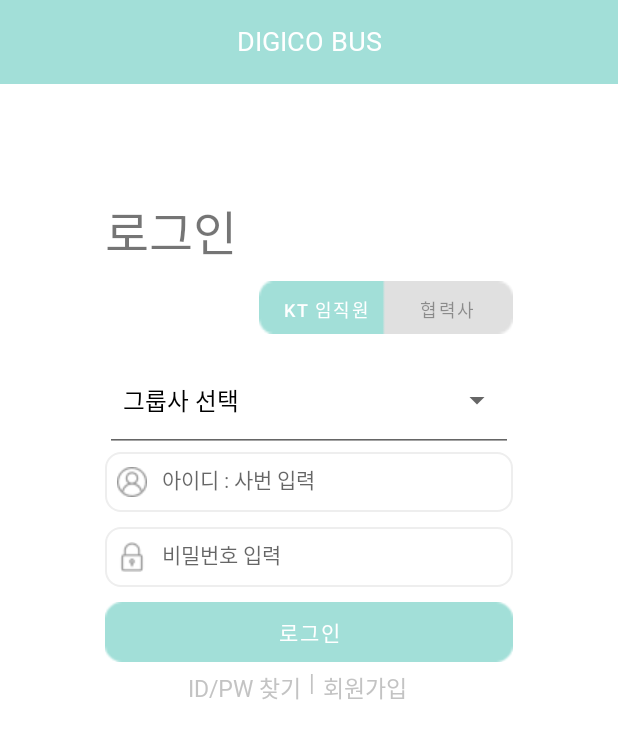
After one commit to HalloKity/DIGICO_Bus, an Android app: the LoginActivity screen opened directly, with no data from a screen before it, on a phone screen of 412 x 824 dp. The commit adds this screen. Shown: the top 739 px of the screen. Run offline under Robolectric (Android 15) with nearby library versions, the phone set to English and light mode, and no system bars.

Commit message:
[HJ] feat : 로그인 UI 완성

```diff
--- a/DigicoBus/app/build.gradle
+++ b/DigicoBus/app/build.gradle
@@ -30,6 +30,9 @@ android {
     kotlinOptions {
         jvmTarget = '1.8'
     }
+    viewBinding{
+        enabled true
+    }
 }
 
 dependencies {
--- a/DigicoBus/app/src/main/AndroidManifest.xml
+++ b/DigicoBus/app/src/main/AndroidManifest.xml
@@ -13,17 +13,25 @@
         android:theme="@style/Theme.DigicoBus"
         tools:targetApi="31">
         <activity
+            android:name=".login.LoginActivity"
+            android:exported="false">
+            <meta-data
+                android:name="android.app.lib_name"
+                android:value="" />
+        </activity>
+        <activity
             android:name=".SplashScreen"
             android:exported="true">
             <intent-filter>
                 <action android:name="android.intent.action.MAIN" />
+
                 <category android:name="android.intent.category.LAUNCHER" />
             </intent-filter>
+
             <meta-data
                 android:name="android.app.lib_name"
                 android:value="" />
         </activity>
-
         <activity
             android:name=".MainActivity"
             android:exported="true">
--- a/DigicoBus/app/src/main/java/com/kt/digicobus/SplashScreen.kt
+++ b/DigicoBus/app/src/main/java/com/kt/digicobus/SplashScreen.kt
@@ -4,6 +4,7 @@ import android.content.Intent
 import android.os.Bundle
 import android.os.Handler
 import androidx.appcompat.app.AppCompatActivity
+import com.kt.digicobus.login.LoginActivity
 
 
 class SplashScreen : AppCompatActivity() {
@@ -12,7 +13,7 @@ class SplashScreen : AppCompatActivity() {
         setContentView(R.layout.activity_splash_screen)
 
         Handler().postDelayed(Runnable {
-            val intent = Intent(this, MainActivity::class.java)
+            val intent = Intent(this, LoginActivity::class.java)
             startActivity(intent)
         }, 1000)
 
--- /dev/null
+++ b/DigicoBus/app/src/main/java/com/kt/digicobus/login/LoginActivity.kt
@@ -0,0 +1,26 @@
+package com.kt.digicobus.login
+
+import android.os.Bundle
+import android.view.View
+import android.widget.AdapterView
+import android.widget.ArrayAdapter
+import androidx.appcompat.app.AppCompatActivity
+import com.kt.digicobus.R
+import com.kt.digicobus.databinding.ActivityLoginBinding
+import com.kt.digicobus.databinding.ActivityMainBinding
+
+class LoginActivity : AppCompatActivity() {
+    private lateinit var binding: ActivityLoginBinding
+    override fun onCreate(savedInstanceState: Bundle?) {
+        super.onCreate(savedInstanceState)
+        binding = ActivityLoginBinding.inflate(layoutInflater)
+        setContentView(binding.root)
+
+        val items = resources.getStringArray(R.array.login_spinner_array)
+        val myAdapter = ArrayAdapter(this, android.R.layout.simple_spinner_dropdown_item, items)
+        binding.spinner.adapter = myAdapter
+
+
+
+    }
+}
--- /dev/null
+++ b/DigicoBus/app/src/main/res/drawable/edit_login_corner_rectangle.xml
@@ -0,0 +1,30 @@
+<?xml version="1.0" encoding="utf-8"?>
+<selector xmlns:android="http://schemas.android.com/apk/res/android">
+
+
+    <!-- 에디트텍스트가 포커스를 받았을때의 모양 및 색상 -->
+    <item android:state_focused="true">
+        <shape xmlns:android="http://schemas.android.com/apk/res/android" android:shape="rectangle">
+            <stroke
+                android:width="1dp"
+                android:color="#2CBBB7" />
+            <corners android:radius="10dp"/>
+            <solid
+                android:color="#FFFFFF" />
+        </shape>
+    </item>
+
+
+
+    <!-- EditText 가 포커스를 받지 않은 일반 상태일 때의 모양 및 색상 -->
+    <item android:state_focused="false">
+        <shape xmlns:android="http://schemas.android.com/apk/res/android" android:shape="rectangle">
+            <stroke
+                android:width="1dp"
+                android:color="#EEEEEE" />
+            <corners android:radius="10dp"/>
+            <solid
+                android:color="#FFFFFF" />
+        </shape>
+    </item>
+</selector>
--- /dev/null
+++ b/DigicoBus/app/src/main/res/layout/activity_login.xml
@@ -0,0 +1,163 @@
+<?xml version="1.0" encoding="utf-8"?>
+<androidx.constraintlayout.widget.ConstraintLayout xmlns:android="http://schemas.android.com/apk/res/android"
+    xmlns:app="http://schemas.android.com/apk/res-auto"
+    xmlns:tools="http://schemas.android.com/tools"
+    android:layout_width="match_parent"
+    android:layout_height="match_parent"
+    tools:context=".login.LoginActivity">
+
+    <androidx.appcompat.widget.Toolbar
+        android:layout_width="match_parent"
+        android:layout_height="wrap_content"
+        android:background="@color/mint"
+        app:layout_constraintTop_toTopOf="parent"
+        app:layout_constraintStart_toStartOf="parent"
+        app:layout_constraintEnd_toEndOf="parent">
+
+        <TextView
+            android:layout_width="wrap_content"
+            android:layout_height="wrap_content"
+            android:text="DIGICO BUS"
+            android:textSize="18dp"
+            android:fontFamily="@font/noto_sans_kr_bold"
+            android:textColor="@color/white"
+            android:layout_gravity="center" />
+
+    </androidx.appcompat.widget.Toolbar>
+
+    <androidx.constraintlayout.widget.ConstraintLayout
+        android:layout_width="match_parent"
+        android:layout_height="match_parent"
+        android:paddingLeft="70dp"
+        android:paddingRight="70dp">
+
+        <TextView
+            android:id="@+id/tv_login"
+            android:layout_width="wrap_content"
+            android:layout_height="wrap_content"
+            android:text="로그인"
+            android:textSize="32dp"
+            android:layout_marginTop="130dp"
+            android:fontFamily="@font/noto_sans_kr_bold"
+            app:layout_constraintTop_toTopOf="parent"
+            app:layout_constraintStart_toStartOf="parent"/>
+
+        <Button
+            android:id="@+id/btn_kt"
+            android:layout_width="wrap_content"
+            android:layout_height="35dp"
+            android:text="KT 임직원"
+            android:textSize="12dp"
+            android:layout_marginRight="-8dp"
+            android:layout_marginTop="10dp"
+            android:background="@drawable/btn_kt"
+            android:enabled="true"
+            app:layout_constraintRight_toLeftOf="@+id/btn_co"
+            app:layout_constraintTop_toBottomOf="@id/tv_login"/>
+        <Button
+            android:id="@+id/btn_co"
+            android:layout_width="wrap_content"
+            android:layout_height="35dp"
+            android:text="협력사"
+            android:textSize="12dp"
+            android:background="@drawable/btn_co"
+            android:enabled="false"
+            android:layout_marginTop="10dp"
+            app:layout_constraintEnd_toEndOf="parent"
+            app:layout_constraintLeft_toRightOf="@id/btn_kt"
+            app:layout_constraintTop_toBottomOf="@id/tv_login"/>
+
+        <Spinner
+            android:id="@+id/spinner"
+            android:layout_width="match_parent"
+            android:layout_height="wrap_content"
+            style="@style/Base.Widget.AppCompat.Spinner.Underlined"
+            android:layout_marginTop="10dp"
+            app:layout_constraintTop_toBottomOf="@id/btn_kt"
+            app:layout_constraintStart_toStartOf="parent"
+            app:layout_constraintEnd_toEndOf="parent"/>
+
+        <EditText
+            android:id="@+id/edit_id"
+            android:layout_width="match_parent"
+            android:layout_height="40dp"
+            android:background="@drawable/edit_login_corner_rectangle"
+            android:hint="아이디 : 사번 입력"
+            android:textSize="14dp"
+            android:inputType="text"
+            android:drawableStart="@drawable/img_user_id"
+            android:drawablePadding="10dp"
+            android:padding="8dp"
+            app:layout_constraintStart_toStartOf="parent"
+            app:layout_constraintTop_toBottomOf="@id/spinner"
+            app:layout_constraintEnd_toEndOf="parent"/>
+
+        <EditText
+            android:id="@+id/edit_password"
+            android:layout_width="match_parent"
+            android:layout_height="40dp"
+            android:background="@drawable/edit_login_corner_rectangle"
+            android:hint="비밀번호 입력"
+            android:textSize="14dp"
+            android:inputType="textPassword"
+            android:drawableStart="@drawable/img_user_password"
+            android:drawablePadding="10dp"
+            android:padding="8dp"
+            android:layout_marginTop="10dp"
+            app:layout_constraintStart_toStartOf="parent"
+            app:layout_constraintTop_toBottomOf="@id/edit_id"
+            app:layout_constraintEnd_toEndOf="parent"/>
+
+        <Button
+            android:id="@+id/btn_login"
+            android:layout_width="match_parent"
+            android:layout_height="40dp"
+            android:text="로그인"
+            android:textSize="14dp"
+            android:includeFontPadding="false"
+            android:enabled="true"
+            android:layout_marginTop="10dp"
+            android:fontFamily="@font/noto_sans_kr_medium"
+            android:background="@drawable/btn_login"
+            app:layout_constraintTop_toBottomOf="@id/edit_password"
+            app:layout_constraintStart_toStartOf="parent"
+            app:layout_constraintEnd_toEndOf="parent"/>
+
+        <TextView
+            android:id="@+id/tv_find_id_pw"
+            android:layout_width="wrap_content"
+            android:layout_height="wrap_content"
+            android:text="ID/PW 찾기"
+            android:textSize="15dp"
+            android:textColor="@color/gray_70"
+            android:layout_marginTop="5dp"
+            android:layout_marginLeft="55dp"
+            app:layout_constraintTop_toBottomOf="@id/btn_login"
+            app:layout_constraintStart_toStartOf="parent"/>
+
+        <TextView
+            android:id="@+id/tv_middle"
+            android:layout_width="wrap_content"
+            android:layout_height="wrap_content"
+            android:text="|"
+            android:textSize="15dp"
+            android:textColor="@color/gray_70"
+            android:layout_marginTop="5dp"
+            android:layout_marginLeft="5dp"
+            app:layout_constraintTop_toBottomOf="@id/btn_login"
+            app:layout_constraintLeft_toRightOf="@id/tv_find_id_pw"/>
+
+        <TextView
+            android:id="@+id/tv_join"
+            android:layout_width="wrap_content"
+            android:layout_height="wrap_content"
+            android:text="회원가입"
+            android:textSize="15dp"
+            android:layout_marginTop="5dp"
+            android:layout_marginLeft="5dp"
+            android:textColor="@color/gray_70"
+            app:layout_constraintTop_toBottomOf="@id/btn_login"
+            app:layout_constraintLeft_toRightOf="@id/tv_middle"/>
+    </androidx.constraintlayout.widget.ConstraintLayout>
+
+</androidx.constraintlayout.widget.ConstraintLayout>
--- /dev/null
+++ b/DigicoBus/app/src/main/res/values/array.xml
@@ -0,0 +1,9 @@
+<?xml version="1.0" encoding="utf-8"?>
+<resources>
+    <string-array name="login_spinner_array">
+        <item>그룹사 선택</item>
+        <item>kt</item>
+        <item>kt ds</item>
+        <item>kt estate</item>
+    </string-array>
+</resources>
--- a/DigicoBus/app/src/main/res/values/themes.xml
+++ b/DigicoBus/app/src/main/res/values/themes.xml
@@ -14,5 +14,7 @@
         <item name="android:statusBarColor">?attr/colorPrimary</item>
         <!-- Customize your theme here. -->
         <item name="android:textViewStyle">@style/customTextViewFontStyle</item>
+        <item name="editTextStyle">@style/customTextViewFontStyle</item>
+        <item name="android:includeFontPadding">false</item>
     </style>
 </resources>
```
Also changed, not shown: DigicoBus/app/src/main/res/drawable/btn_co.png (added), DigicoBus/app/src/main/res/drawable/btn_kt.png (added), DigicoBus/app/src/main/res/drawable/btn_login.png (added), DigicoBus/app/src/main/res/drawable/img_user_id.png (added), DigicoBus/app/src/main/res/drawable/img_user_password.png (added).
